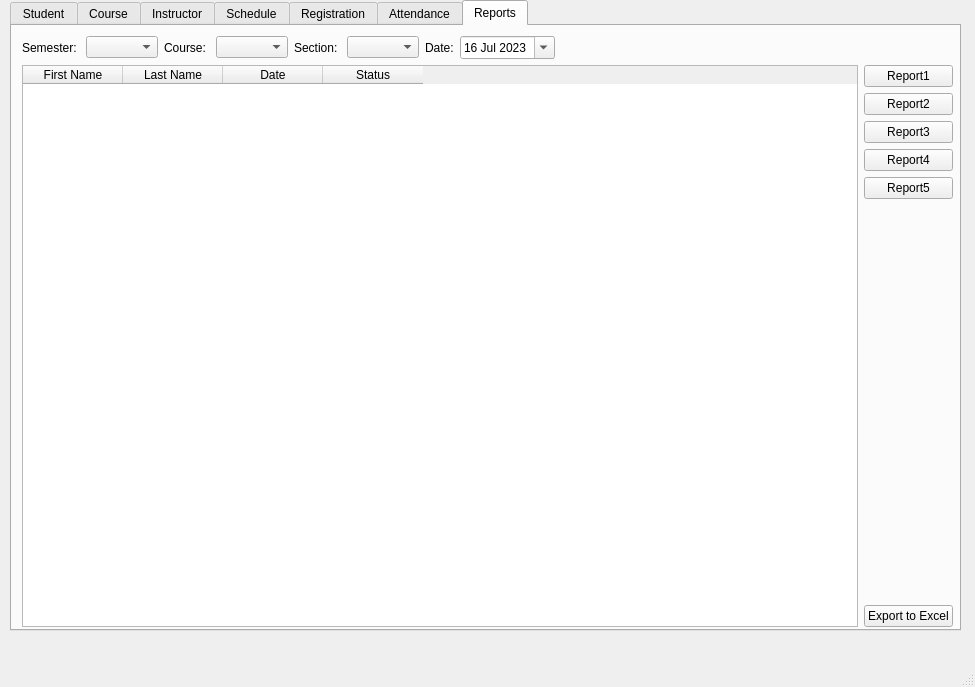
This is Project.ui in Edwardd02/pythonGui-DataBase-HWandProject as Qt 5 draws it before an edit. The edited form follows.
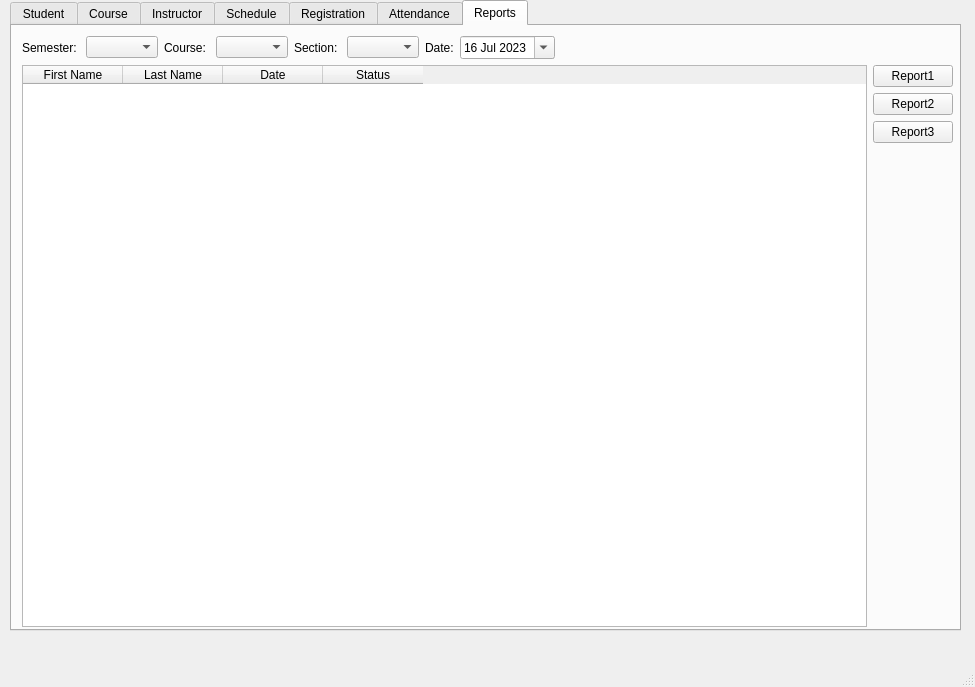
This is the edited form. The open tabs and pages were chosen to show the change.

The edit to the form file:
```diff
--- a/Project.ui
+++ b/Project.ui
@@ -720,20 +720,6 @@
              </property>
             </widget>
            </item>
-           <item>
-            <widget class="QPushButton" name="btnReport4">
-             <property name="text">
-              <string>Report4</string>
-             </property>
-            </widget>
-           </item>
-           <item>
-            <widget class="QPushButton" name="btnReport5">
-             <property name="text">
-              <string>Report5</string>
-             </property>
-            </widget>
-           </item>
            <item>
             <spacer name="verticalSpacer_7">
              <property name="orientation">
@@ -747,13 +733,6 @@
              </property>
             </spacer>
            </item>
-           <item>
-            <widget class="QPushButton" name="btnExportToExcel">
-             <property name="text">
-              <string>Export to Excel</string>
-             </property>
-            </widget>
-           </item>
           </layout>
          </item>
         </layout>
```
Left out of the diff: 24 changed lines with no effect on the pictures.
